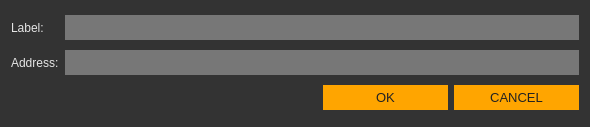
Old version of the form src/gui/ui/newaddressdialog.ui in the repository ConcealNetwork/conceal-desktop.
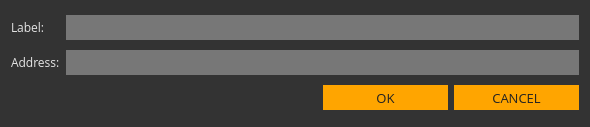
New version of the form.

What changed in the file:
```diff
--- a/src/gui/ui/newaddressdialog.ui
+++ b/src/gui/ui/newaddressdialog.ui
@@ -35,7 +35,7 @@
      </property>
      <property name="font">
       <font>
-       <family>Arial</family>
+       <family>Open Sans</family>
        <pointsize>9</pointsize>
       </font>
      </property>
@@ -60,7 +60,7 @@
      </property>
      <property name="font">
       <font>
-       <family>Arial</family>
+       <family>Open Sans</family>
        <pointsize>9</pointsize>
       </font>
      </property>
@@ -88,7 +88,7 @@
      </property>
      <property name="font">
       <font>
-       <family>Arial</family>
+       <family>Open Sans</family>
        <pointsize>9</pointsize>
       </font>
      </property>
@@ -107,7 +107,7 @@
      </property>
      <property name="font">
       <font>
-       <family>Arial</family>
+       <family>Open Sans</family>
        <pointsize>9</pointsize>
       </font>
      </property>
@@ -145,7 +145,7 @@
      </property>
      <property name="font">
       <font>
-       <family>Arial</family>
+       <family>Open Sans</family>
        <pointsize>10</pointsize>
       </font>
      </property>
@@ -170,7 +170,7 @@
      </property>
      <property name="font">
       <font>
-       <family>Arial</family>
+       <family>Open Sans</family>
        <pointsize>10</pointsize>
       </font>
      </property>
```
